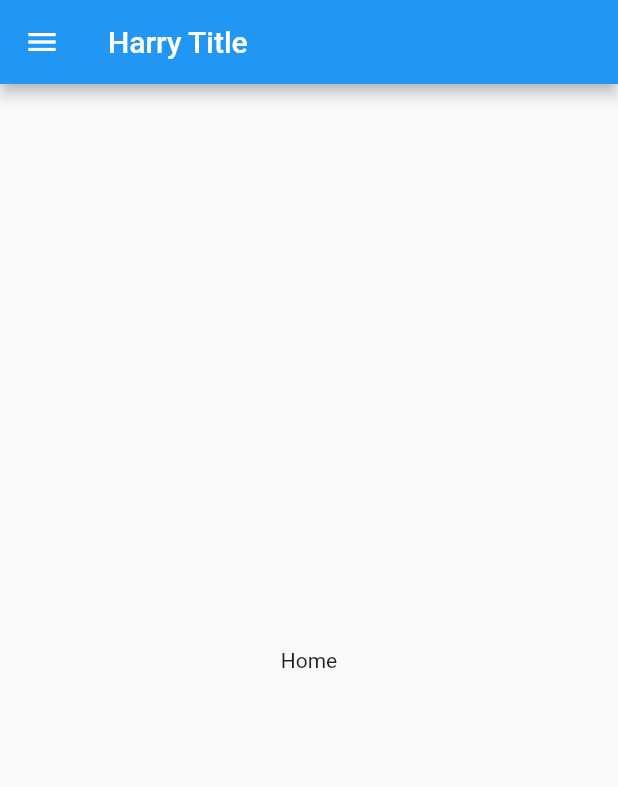
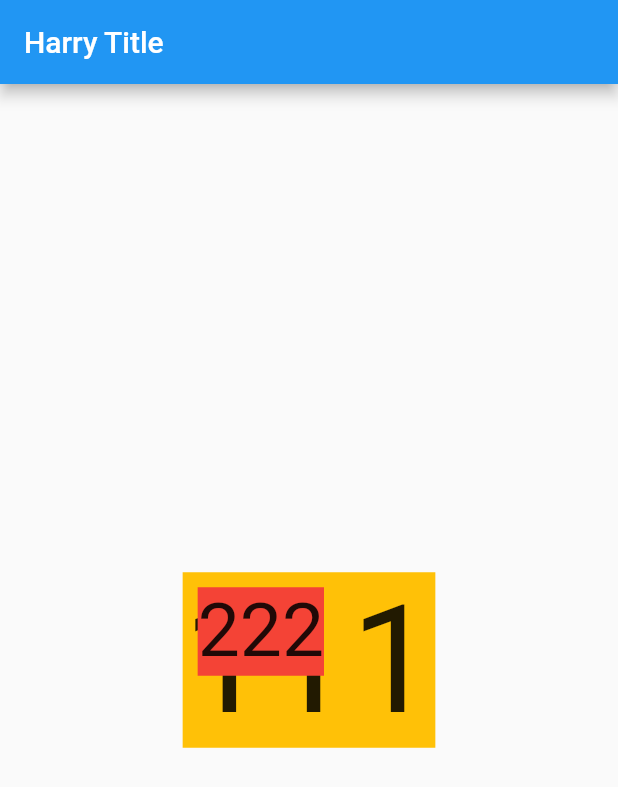
Before and after one commit to Embrs/flutter-demo, a Flutter app: the screen it shows after launch, on a phone screen of 412 x 824 dp. Shown: the top 787 px of the screen. Run offline on Flutter 3.47's test engine with Material 2 defaults, Android fonts, the light colour scheme and no system bars.

Commit message:
stack complete

```diff
--- a/lib/main.dart
+++ b/lib/main.dart
@@ -1,24 +1,43 @@
-import 'package:demotest/pages/account_page.dart';
-import 'package:demotest/pages/chat_page.dart';
-import 'package:demotest/pages/home_page.dart';
 import 'package:flutter/material.dart';
-
-import 'widgets/drawer_main.dart';
 
 void main() => runApp(const MaterialApp(home: MyApp()));
 
-class MyApp extends StatefulWidget {
+class MyApp extends StatelessWidget {
   const MyApp({Key? key}) : super(key: key);
 
   @override
-  _MyAppState createState() => _MyAppState();
+  Widget build(BuildContext context) {
+    return Scaffold(
+      appBar: AppBar(title: Text("Harry Title")),
+      body: StackDemo(),
+    );
+  }
 }
 
-class _MyAppState extends State<MyApp> {
-  int _currentIndex = 0;
-  final pages = [HomePage(), ChatPage(), AccountPage()];
+class StackDemo extends StatelessWidget {
+  const StackDemo({Key? key}) : super(key: key);
   @override
   Widget build(BuildContext context) {
-    return DrawerMenu();
+    return Center(
+      child: Stack(
+        // 對齊
+        // alignment: Alignment.bottomRight,
+
+        children: [
+          Container(
+            color: Colors.amber,
+            child: const Text("111", style: TextStyle(fontSize: 100)),
+          ),
+          Positioned(
+            child: Container(
+              color: Colors.red,
+              child: const Text("222", style: TextStyle(fontSize: 50)),
+            ),
+            top: 10,
+            left: 10,
+          )
+        ],
+      ),
+    );
   }
 }
```
